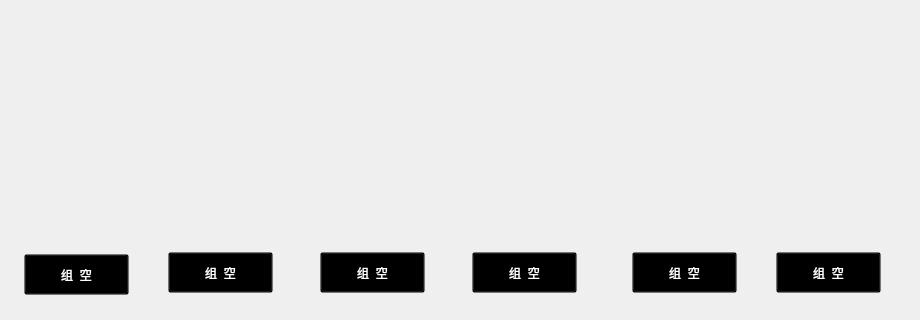
Before: the Qt Designer form Window/Form/systemmonitor.ui in caosq/ChickenFarm, drawn with Qt 5; both pictures show x 0 to 920 and y 388 to 708 of the 920 by 708 pixel window.
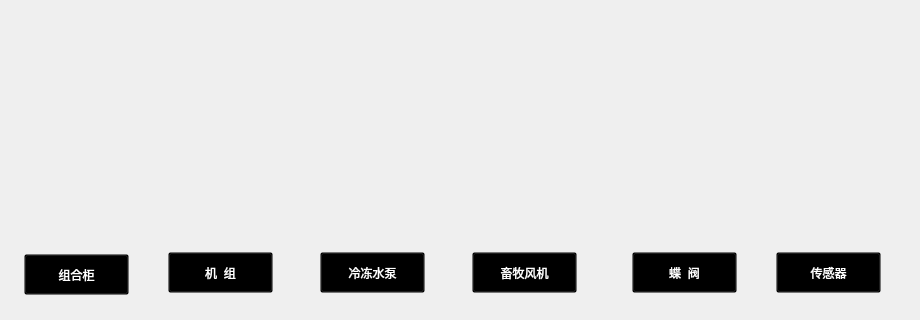
After: the same form once the commit is applied. Icons and pictures are not drawn.

Diff of the .ui file:
```diff
--- a/Window/Form/systemmonitor.ui
+++ b/Window/Form/systemmonitor.ui
@@ -145,7 +145,7 @@
 border-image: url(:/UI/Frame/按键.png);</string>
    </property>
    <property name="text">
-    <string>组  空</string>
+    <string>机  组</string>
    </property>
   </widget>
   <widget class="QPushButton" name="pushButton_3">
@@ -280,7 +280,7 @@
 border-image: url(:/UI/Frame/按键.png);</string>
    </property>
    <property name="text">
-    <string>组  空</string>
+    <string>冷冻水泵</string>
    </property>
   </widget>
   <widget class="QPushButton" name="pushButton_6">
@@ -415,7 +415,7 @@
 border-image: url(:/UI/Frame/按键.png);</string>
    </property>
    <property name="text">
-    <string>组  空</string>
+    <string>传感器</string>
    </property>
   </widget>
   <widget class="QStackedWidget" name="systemStackedWidget">
@@ -563,7 +563,7 @@
 border-image: url(:/UI/Frame/按键.png);</string>
    </property>
    <property name="text">
-    <string>组  空</string>
+    <string>蝶  阀</string>
    </property>
   </widget>
   <widget class="QPushButton" name="pushButton">
@@ -698,7 +698,7 @@
 border-image: url(:/UI/Frame/按键.png);</string>
    </property>
    <property name="text">
-    <string>组  空</string>
+    <string>组合柜</string>
    </property>
   </widget>
   <widget class="QPushButton" name="pushButton_4">
@@ -833,7 +833,7 @@
 border-image: url(:/UI/Frame/按键.png);</string>
    </property>
    <property name="text">
-    <string>组  空</string>
+    <string>畜牧风机</string>
    </property>
   </widget>
  </widget>
```
